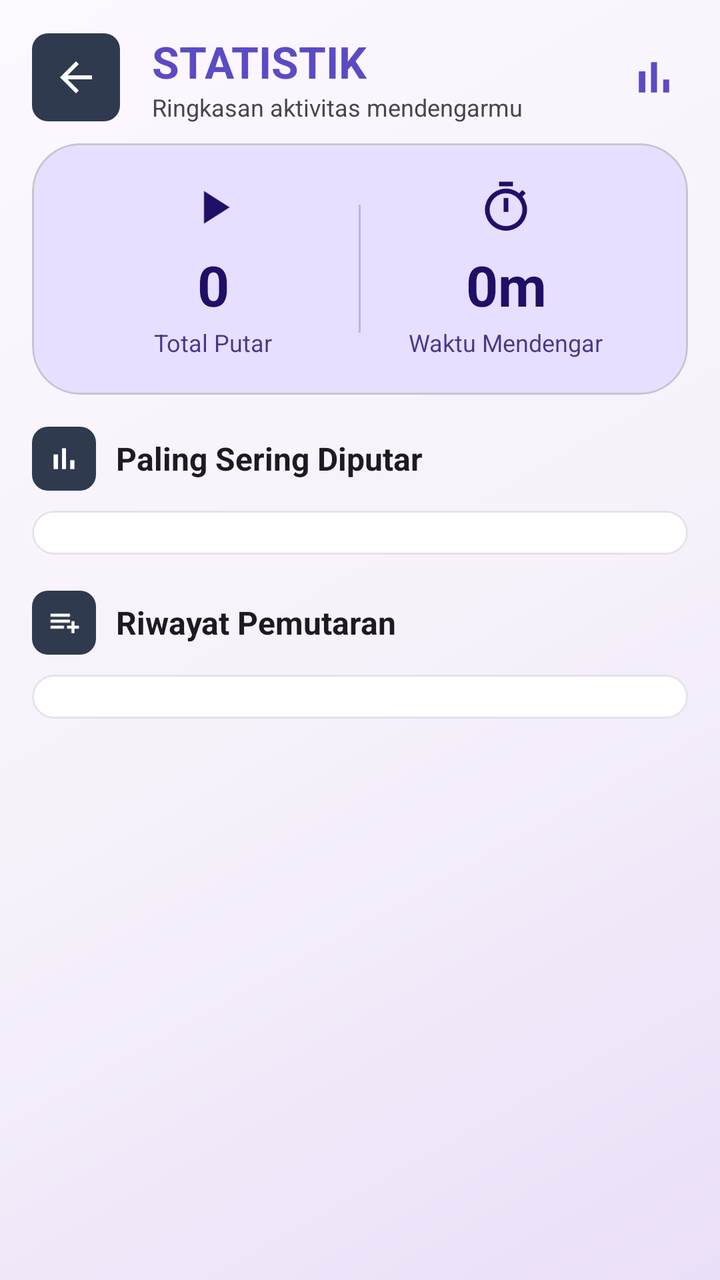
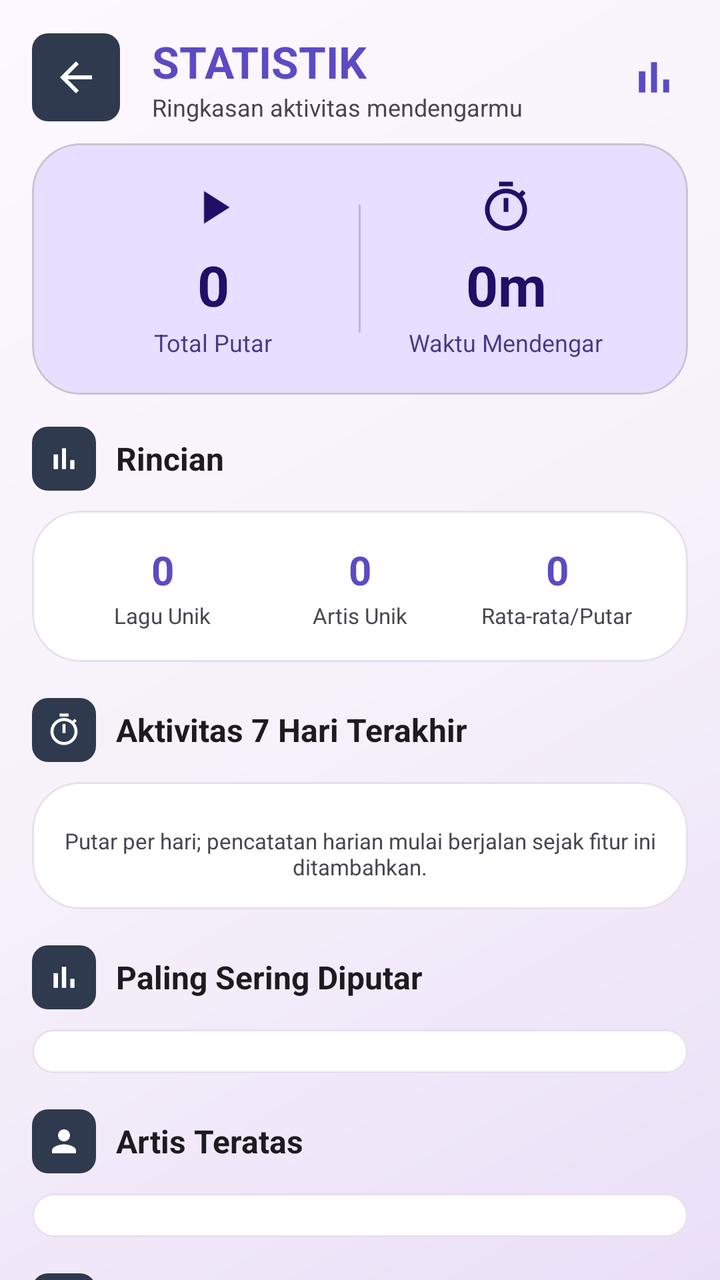

Compare the two renders of this Android layout. The source of the first and the diff that turns it into the second are given below.
<!-- AndroidManifest.xml: application theme Theme.NxMusic -->
<!-- res/layout/activity_statistics.xml -->
<?xml version="1.0" encoding="utf-8"?>
<LinearLayout xmlns:android="http://schemas.android.com/apk/res/android"
    xmlns:app="http://schemas.android.com/apk/res-auto"
    android:layout_width="match_parent"
    android:layout_height="match_parent"
    android:orientation="vertical"
    android:fitsSystemWindows="true"
    android:background="@drawable/bg_main_gradient">

    
    <LinearLayout
        android:layout_width="match_parent"
        android:layout_height="wrap_content"
        android:orientation="horizontal"
        android:gravity="center_vertical"
        android:paddingStart="16dp"
        android:paddingEnd="20dp"
        android:paddingTop="16dp"
        android:paddingBottom="10dp">

        <ImageButton
            android:id="@+id/btn_back"
            android:layout_width="44dp"
            android:layout_height="44dp"
            android:background="@drawable/bg_icon_circle"
            android:src="@drawable/ic_back"
            android:tint="@color/white"
            android:padding="11dp"
            android:contentDescription="@string/back"/>

        <LinearLayout
            android:layout_width="0dp"
            android:layout_height="wrap_content"
            android:layout_weight="1"
            android:orientation="vertical"
            android:paddingStart="16dp">

            <TextView
                android:layout_width="wrap_content"
                android:layout_height="wrap_content"
                android:text="@string/statistics_title"
                android:textColor="@color/primary"
                android:textSize="22sp"
                android:textStyle="bold"/>

            <TextView
                android:layout_width="wrap_content"
                android:layout_height="wrap_content"
                android:text="@string/stat_subtitle"
                android:textColor="@color/on_surface_variant"
                android:textSize="12sp"/>
        </LinearLayout>

        <ImageView
            android:layout_width="26dp"
            android:layout_height="26dp"
            android:src="@drawable/ic_statistics"
            android:tint="@color/primary"
            android:contentDescription="@string/statistics"/>
    </LinearLayout>

    
    <ScrollView
        android:layout_width="match_parent"
        android:layout_height="0dp"
        android:layout_weight="1"
        android:fillViewport="true"
        android:scrollbars="none">

        <LinearLayout
            android:id="@+id/stats_container"
            android:layout_width="match_parent"
            android:layout_height="wrap_content"
            android:orientation="vertical"
            android:paddingStart="16dp"
            android:paddingEnd="16dp"
            android:paddingBottom="24dp">

            
            <com.google.android.material.card.MaterialCardView
                android:layout_width="match_parent"
                android:layout_height="wrap_content"
                android:layout_marginBottom="16dp"
                app:cardBackgroundColor="@color/primary_container"
                app:cardCornerRadius="24dp"
                app:cardElevation="0dp">

                <LinearLayout
                    android:layout_width="match_parent"
                    android:layout_height="wrap_content"
                    android:orientation="horizontal"
                    android:padding="18dp"
                    android:gravity="center_vertical">

                    <LinearLayout
                        android:layout_width="0dp"
                        android:layout_height="wrap_content"
                        android:layout_weight="1"
                        android:orientation="vertical"
                        android:gravity="center">

                        <ImageView
                            android:layout_width="28dp"
                            android:layout_height="28dp"
                            android:src="@drawable/ic_play"
                            android:tint="@color/on_primary_container"
                            android:contentDescription="@string/stat_total_plays"/>

                        <TextView
                            android:id="@+id/txt_total_plays"
                            android:layout_width="wrap_content"
                            android:layout_height="wrap_content"
                            android:layout_marginTop="6dp"
                            android:text="0"
                            android:textColor="@color/on_primary_container"
                            android:textSize="28sp"
                            android:textStyle="bold"/>

                        <TextView
                            android:layout_width="wrap_content"
                            android:layout_height="wrap_content"
                            android:text="@string/stat_total_plays"
                            android:textColor="@color/on_primary_container"
                            android:textSize="12sp"
                            android:layout_marginTop="2dp"
                            android:alpha="0.8"/>
                    </LinearLayout>

                    <View
                        android:layout_width="1dp"
                        android:layout_height="64dp"
                        android:background="@color/on_primary_container"
                        android:alpha="0.2"/>

                    <LinearLayout
                        android:layout_width="0dp"
                        android:layout_height="wrap_content"
                        android:layout_weight="1"
                        android:orientation="vertical"
                        android:gravity="center">

                        <ImageView
                            android:layout_width="28dp"
                            android:layout_height="28dp"
                            android:src="@drawable/ic_sleep_timer"
                            android:tint="@color/on_primary_container"
                            android:contentDescription="@string/stat_total_time"/>

                        <TextView
                            android:id="@+id/txt_total_time"
                            android:layout_width="wrap_content"
                            android:layout_height="wrap_content"
                            android:layout_marginTop="6dp"
                            android:text="0m"
                            android:textColor="@color/on_primary_container"
                            android:textSize="28sp"
                            android:textStyle="bold"/>

                        <TextView
                            android:layout_width="wrap_content"
                            android:layout_height="wrap_content"
                            android:text="@string/stat_total_time"
                            android:textColor="@color/on_primary_container"
                            android:textSize="12sp"
                            android:layout_marginTop="2dp"
                            android:alpha="0.8"/>
                    </LinearLayout>
                </LinearLayout>
            </com.google.android.material.card.MaterialCardView>

            
            <LinearLayout
                android:layout_width="match_parent"
                android:layout_height="wrap_content"
                android:orientation="horizontal"
                android:gravity="center_vertical"
                android:layout_marginBottom="10dp">

                <ImageView
                    android:layout_width="32dp"
                    android:layout_height="32dp"
                    android:background="@drawable/bg_icon_circle"
                    android:padding="7dp"
                    android:src="@drawable/ic_statistics"
                    android:tint="@color/white"
                    android:contentDescription="@string/stat_top_title"/>

                <TextView
                    android:id="@+id/txt_top_header"
                    android:layout_width="0dp"
                    android:layout_height="wrap_content"
                    android:layout_weight="1"
                    android:text="@string/stat_top_title"
                    android:textColor="@color/on_surface"
                    android:textSize="16sp"
                    android:textStyle="bold"
                    android:paddingStart="10dp"/>
            </LinearLayout>

            <com.google.android.material.card.MaterialCardView
                android:layout_width="match_parent"
                android:layout_height="wrap_content"
                android:layout_marginBottom="18dp"
                app:cardBackgroundColor="@color/card_bg"
                app:cardCornerRadius="24dp"
                app:cardElevation="0dp"
                app:strokeColor="@color/divider"
                app:strokeWidth="1dp">

                <LinearLayout
                    android:id="@+id/top_container"
                    android:layout_width="match_parent"
                    android:layout_height="wrap_content"
                    android:orientation="vertical"
                    android:paddingTop="10dp"
                    android:paddingBottom="12dp"/>
            </com.google.android.material.card.MaterialCardView>

            
            <LinearLayout
                android:layout_width="match_parent"
                android:layout_height="wrap_content"
                android:orientation="horizontal"
                android:gravity="center_vertical"
                android:layout_marginBottom="10dp">

                <ImageView
                    android:layout_width="32dp"
                    android:layout_height="32dp"
                    android:background="@drawable/bg_icon_circle"
                    android:padding="7dp"
                    android:src="@drawable/ic_queue"
                    android:tint="@color/white"
                    android:contentDescription="@string/stat_history_title"/>

                <TextView
                    android:id="@+id/txt_history_header"
                    android:layout_width="0dp"
                    android:layout_height="wrap_content"
                    android:layout_weight="1"
                    android:text="@string/stat_history_title"
                    android:textColor="@color/on_surface"
                    android:textSize="16sp"
                    android:textStyle="bold"
                    android:paddingStart="10dp"/>
            </LinearLayout>

            <com.google.android.material.card.MaterialCardView
                android:layout_width="match_parent"
                android:layout_height="wrap_content"
                app:cardBackgroundColor="@color/card_bg"
                app:cardCornerRadius="24dp"
                app:cardElevation="0dp"
                app:strokeColor="@color/divider"
                app:strokeWidth="1dp">

                <LinearLayout
                    android:id="@+id/history_container"
                    android:layout_width="match_parent"
                    android:layout_height="wrap_content"
                    android:orientation="vertical"
                    android:paddingTop="10dp"
                    android:paddingBottom="12dp"/>
            </com.google.android.material.card.MaterialCardView>
        </LinearLayout>
    </ScrollView>
</LinearLayout>
<!-- resources referenced by this layout -->
<resources>
  <color name="card_bg">#FFFFFF</color>
  <color name="divider">#E6E0EC</color>
  <color name="on_primary_container">#1F0F66</color>
  <color name="on_surface">#1D1B20</color>
  <color name="on_surface_variant">#49454F</color>
  <color name="primary">#5B4BC4</color>
  <color name="primary_container">#E6DFFF</color>
  <color name="white">#FFFFFFFF</color>
  <string name="back">Kembali</string>
  <string name="stat_history_title">Riwayat Pemutaran</string>
  <string name="stat_subtitle">Ringkasan aktivitas mendengarmu</string>
  <string name="stat_top_title">Paling Sering Diputar</string>
  <string name="stat_total_plays">Total Putar</string>
  <string name="stat_total_time">Waktu Mendengar</string>
  <string name="statistics">Statistik</string>
  <string name="statistics_title">STATISTIK</string>
  <color name="on_primary">#FFFFFFFF</color>
  <color name="secondary">#635B70</color>
  <color name="on_secondary">#FFFFFFFF</color>
  <color name="secondary_container">#EADEF8</color>
  <color name="on_secondary_container">#1E1828</color>
  <color name="tertiary">#7E5260</color>
  <color name="on_tertiary">#FFFFFFFF</color>
  <color name="tertiary_container">#FFD9E2</color>
  <color name="on_tertiary_container">#31111D</color>
  <color name="error">#B3261E</color>
  <color name="on_error">#FFFFFF</color>
  <color name="background">#FDF8FF</color>
  <color name="on_background">#1D1B20</color>
  <color name="surface">#FDF8FF</color>
  <color name="surface_variant">#E6E0EC</color>
  <color name="surface_container_low">#F7F2FA</color>
  <color name="surface_container">#F3EDF7</color>
  <color name="surface_container_high">#EDE7F1</color>
  <color name="surface_container_highest">#E6E0EC</color>
  <color name="outline">#7A757F</color>
  <color name="outline_variant">#CAC4D0</color>
  <style name="NxMusicDialogTitle" parent="MaterialAlertDialog.Material3.Title.Text">
          <item name="android:textColor">@color/primary</item>
          <item name="android:textSize">20sp</item>
          <item name="android:textStyle">bold</item>
      </style>
  <style name="NxMusicDialogButton" parent="Widget.Material3.Button.TextButton.Dialog">
          <item name="android:textColor">@color/primary</item>
          <item name="android:textAllCaps">false</item>
      </style>
  <!-- unchanged entries left out for length: 9 -->
</resources>

<!-- the commit's change to res/layout/activity_statistics.xml (unified diff, before → after) -->
@@ -183,6 +183,191 @@
                     android:padding="7dp"
                     android:src="@drawable/ic_statistics"
                     android:tint="@color/white"
+                    android:contentDescription="@string/stat_detail_title"/>
+
+                <TextView
+                    android:id="@+id/txt_detail_header"
+                    android:layout_width="0dp"
+                    android:layout_height="wrap_content"
+                    android:layout_weight="1"
+                    android:text="@string/stat_detail_title"
+                    android:textColor="@color/on_surface"
+                    android:textSize="16sp"
+                    android:textStyle="bold"
+                    android:paddingStart="10dp"/>
+            </LinearLayout>
+
+            <com.google.android.material.card.MaterialCardView
+                android:layout_width="match_parent"
+                android:layout_height="wrap_content"
+                android:layout_marginBottom="18dp"
+                app:cardBackgroundColor="@color/card_bg"
+                app:cardCornerRadius="24dp"
+                app:cardElevation="0dp"
+                app:strokeColor="@color/divider"
+                app:strokeWidth="1dp">
+
+                <LinearLayout
+                    android:layout_width="match_parent"
+                    android:layout_height="wrap_content"
+                    android:orientation="horizontal"
+                    android:padding="16dp">
+
+                    <LinearLayout
+                        android:layout_width="0dp"
+                        android:layout_height="wrap_content"
+                        android:layout_weight="1"
+                        android:orientation="vertical"
+                        android:gravity="center">
+
+                        <TextView
+                            android:id="@+id/txt_unique_songs"
+                            android:layout_width="wrap_content"
+                            android:layout_height="wrap_content"
+                            android:text="0"
+                            android:textColor="@color/primary"
+                            android:textSize="20sp"
+                            android:textStyle="bold"/>
+
+                        <TextView
+                            android:layout_width="wrap_content"
+                            android:layout_height="wrap_content"
+                            android:text="@string/stat_unique_songs"
+                            android:textColor="@color/on_surface_variant"
+                            android:textSize="11sp"
+                            android:layout_marginTop="2dp"/>
+                    </LinearLayout>
+
+                    <LinearLayout
+                        android:layout_width="0dp"
+                        android:layout_height="wrap_content"
+                        android:layout_weight="1"
+                        android:orientation="vertical"
+                        android:gravity="center">
+
+                        <TextView
+                            android:id="@+id/txt_unique_artists"
+                            android:layout_width="wrap_content"
+                            android:layout_height="wrap_content"
+                            android:text="0"
+                            android:textColor="@color/primary"
+                            android:textSize="20sp"
+                            android:textStyle="bold"/>
+
+                        <TextView
+                            android:layout_width="wrap_content"
+                            android:layout_height="wrap_content"
+                            android:text="@string/stat_unique_artists"
+                            android:textColor="@color/on_surface_variant"
+                            android:textSize="11sp"
+                            android:layout_marginTop="2dp"/>
+                    </LinearLayout>
+
+                    <LinearLayout
+                        android:layout_width="0dp"
+                        android:layout_height="wrap_content"
+                        android:layout_weight="1"
+                        android:orientation="vertical"
+                        android:gravity="center">
+
+                        <TextView
+                            android:id="@+id/txt_avg_listen"
+                            android:layout_width="wrap_content"
+                            android:layout_height="wrap_content"
+                            android:text="0"
+                            android:textColor="@color/primary"
+                            android:textSize="20sp"
+                            android:textStyle="bold"/>
+
+                        <TextView
+                            android:layout_width="wrap_content"
+                            android:layout_height="wrap_content"
+                            android:text="@string/stat_avg_listen"
+                            android:textColor="@color/on_surface_variant"
+                            android:textSize="11sp"
+                            android:layout_marginTop="2dp"/>
+                    </LinearLayout>
+                </LinearLayout>
+            </com.google.android.material.card.MaterialCardView>
+
+            
+            <LinearLayout
+                android:layout_width="match_parent"
+                android:layout_height="wrap_content"
+                android:orientation="horizontal"
+                android:gravity="center_vertical"
+                android:layout_marginBottom="10dp">
+
+                <ImageView
+                    android:layout_width="32dp"
+                    android:layout_height="32dp"
+                    android:background="@drawable/bg_icon_circle"
+                    android:padding="7dp"
+                    android:src="@drawable/ic_sleep_timer"
+                    android:tint="@color/white"
+                    android:contentDescription="@string/stat_week_title"/>
+
+                <TextView
+                    android:id="@+id/txt_week_header"
+                    android:layout_width="0dp"
+                    android:layout_height="wrap_content"
+                    android:layout_weight="1"
+                    android:text="@string/stat_week_title"
+                    android:textColor="@color/on_surface"
+                    android:textSize="16sp"
+                    android:textStyle="bold"
+                    android:paddingStart="10dp"/>
+            </LinearLayout>
+
+            <com.google.android.material.card.MaterialCardView
+                android:layout_width="match_parent"
+                android:layout_height="wrap_content"
+                android:layout_marginBottom="18dp"
+                app:cardBackgroundColor="@color/card_bg"
+                app:cardCornerRadius="24dp"
+                app:cardElevation="0dp"
+                app:strokeColor="@color/divider"
+                app:strokeWidth="1dp">
+
+                <LinearLayout
+                    android:layout_width="match_parent"
+                    android:layout_height="wrap_content"
+                    android:orientation="vertical"
+                    android:padding="14dp">
+
+                    <LinearLayout
+                        android:id="@+id/week_container"
+                        android:layout_width="match_parent"
+                        android:layout_height="wrap_content"
+                        android:orientation="horizontal"
+                        android:gravity="bottom"/>
+
+                    <TextView
+                        android:layout_width="match_parent"
+                        android:layout_height="wrap_content"
+                        android:layout_marginTop="8dp"
+                        android:gravity="center"
+                        android:text="@string/stat_week_note"
+                        android:textColor="@color/on_surface_variant"
+                        android:textSize="11sp"/>
+                </LinearLayout>
+            </com.google.android.material.card.MaterialCardView>
+
+            
+            <LinearLayout
+                android:layout_width="match_parent"
+                android:layout_height="wrap_content"
+                android:orientation="horizontal"
+                android:gravity="center_vertical"
+                android:layout_marginBottom="10dp">
+
+                <ImageView
+                    android:layout_width="32dp"
+                    android:layout_height="32dp"
+                    android:background="@drawable/bg_icon_circle"
+                    android:padding="7dp"
+                    android:src="@drawable/ic_statistics"
+                    android:tint="@color/white"
                     android:contentDescription="@string/stat_top_title"/>
 
                 <TextView
@@ -209,6 +394,102 @@
 
                 <LinearLayout
                     android:id="@+id/top_container"
+                    android:layout_width="match_parent"
+                    android:layout_height="wrap_content"
+                    android:orientation="vertical"
+                    android:paddingTop="10dp"
+                    android:paddingBottom="12dp"/>
+            </com.google.android.material.card.MaterialCardView>
+
+            
+            <LinearLayout
+                android:layout_width="match_parent"
+                android:layout_height="wrap_content"
+                android:orientation="horizontal"
+                android:gravity="center_vertical"
+                android:layout_marginBottom="10dp">
+
+                <ImageView
+                    android:layout_width="32dp"
+                    android:layout_height="32dp"
+                    android:background="@drawable/bg_icon_circle"
+                    android:padding="7dp"
+                    android:src="@drawable/ic_artist"
+                    android:tint="@color/white"
+                    android:contentDescription="@string/stat_top_artists"/>
+
+                <TextView
+                    android:id="@+id/txt_top_artists_header"
+                    android:layout_width="0dp"
+                    android:layout_height="wrap_content"
+                    android:layout_weight="1"
+                    android:text="@string/stat_top_artists"
+                    android:textColor="@color/on_surface"
+                    android:textSize="16sp"
+                    android:textStyle="bold"
+                    android:paddingStart="10dp"/>
+            </LinearLayout>
+
+            <com.google.android.material.card.MaterialCardView
+                android:layout_width="match_parent"
+                android:layout_height="wrap_content"
+                android:layout_marginBottom="18dp"
+                app:cardBackgroundColor="@color/card_bg"
+                app:cardCornerRadius="24dp"
+                app:cardElevation="0dp"
+                app:strokeColor="@color/divider"
+                app:strokeWidth="1dp">
+
+                <LinearLayout
+                    android:id="@+id/artists_container"
+                    android:layout_width="match_parent"
+                    android:layout_height="wrap_content"
+                    android:orientation="vertical"
+                    android:paddingTop="10dp"
+                    android:paddingBottom="12dp"/>
+            </com.google.android.material.card.MaterialCardView>
+
+            
+            <LinearLayout
+                android:layout_width="match_parent"
+                android:layout_height="wrap_content"
+                android:orientation="horizontal"
+                android:gravity="center_vertical"
+                android:layout_marginBottom="10dp">
+
+                <ImageView
+                    android:layout_width="32dp"
+                    android:layout_height="32dp"
+                    android:background="@drawable/bg_icon_circle"
+                    android:padding="7dp"
+                    android:src="@drawable/ic_album"
+                    android:tint="@color/white"
+                    android:contentDescription="@string/stat_top_albums"/>
+
+                <TextView
+                    android:id="@+id/txt_top_albums_header"
+                    android:layout_width="0dp"
+                    android:layout_height="wrap_content"
+                    android:layout_weight="1"
+                    android:text="@string/stat_top_albums"
+                    android:textColor="@color/on_surface"
+                    android:textSize="16sp"
+                    android:textStyle="bold"
+                    android:paddingStart="10dp"/>
+            </LinearLayout>
+
+            <com.google.android.material.card.MaterialCardView
+                android:layout_width="match_parent"
+                android:layout_height="wrap_content"
+                android:layout_marginBottom="18dp"
+                app:cardBackgroundColor="@color/card_bg"
+                app:cardCornerRadius="24dp"
+                app:cardElevation="0dp"
+                app:strokeColor="@color/divider"
+                app:strokeWidth="1dp">
+
+                <LinearLayout
+                    android:id="@+id/albums_container"
                     android:layout_width="match_parent"
                     android:layout_height="wrap_content"
                     android:orientation="vertical"
<!-- resource entries referenced after the edit -->
@@ -8,12 +8,38 @@
   <color name="primary">#5B4BC4</color>
   <color name="primary_container">#E6DFFF</color>
   <color name="white">#FFFFFFFF</color>
+  <!-- drawable ic_album (drawable) -->
+  <?xml version="1.0" encoding="utf-8"?>
+  <vector xmlns:android="http://schemas.android.com/apk/res/android"
+      android:width="24dp" android:height="24dp"
+      android:viewportWidth="24" android:viewportHeight="24"
+      android:tint="?attr/colorControlNormal">
+      <path android:fillColor="@android:color/white" android:fillType="evenOdd"
+          android:pathData="M12,3c-4.97,0 -9,4.03 -9,9s4.03,9 9,9 9,-4.03 9,-9 -4.03,-9 -9,-9zM12,8c2.21,0 4,1.79 4,4s-1.79,4 -4,4 -4,-1.79 -4,-4 1.79,-4 4,-4zM12,10c-1.1,0 -2,0.9 -2,2s0.9,2 2,2 2,-0.9 2,-2 -0.9,-2 -2,-2z"/>
+  </vector>
+  <!-- drawable ic_artist (drawable) -->
+  <?xml version="1.0" encoding="utf-8"?>
+  <vector xmlns:android="http://schemas.android.com/apk/res/android"
+      android:width="24dp" android:height="24dp"
+      android:viewportWidth="24" android:viewportHeight="24"
+      android:tint="?attr/colorControlNormal">
+      <path android:fillColor="@android:color/white"
+          android:pathData="M12,12c2.21,0 4,-1.79 4,-4s-1.79,-4 -4,-4 -4,1.79 -4,4 1.79,4 4,4zM12,14c-2.67,0 -8,1.34 -8,4v2h16v-2c0,-2.66 -5.33,-4 -8,-4z"/>
+  </vector>
   <string name="back">Kembali</string>
+  <string name="stat_avg_listen">Rata-rata/Putar</string>
+  <string name="stat_detail_title">Rincian</string>
   <string name="stat_history_title">Riwayat Pemutaran</string>
   <string name="stat_subtitle">Ringkasan aktivitas mendengarmu</string>
+  <string name="stat_top_albums">Album Teratas</string>
+  <string name="stat_top_artists">Artis Teratas</string>
   <string name="stat_top_title">Paling Sering Diputar</string>
   <string name="stat_total_plays">Total Putar</string>
   <string name="stat_total_time">Waktu Mendengar</string>
+  <string name="stat_unique_artists">Artis Unik</string>
+  <string name="stat_unique_songs">Lagu Unik</string>
+  <string name="stat_week_note">Putar per hari; pencatatan harian mulai berjalan sejak fitur ini ditambahkan.</string>
+  <string name="stat_week_title">Aktivitas 7 Hari Terakhir</string>
   <string name="statistics">Statistik</string>
   <string name="statistics_title">STATISTIK</string>
   <color name="on_primary">#FFFFFFFF</color>
